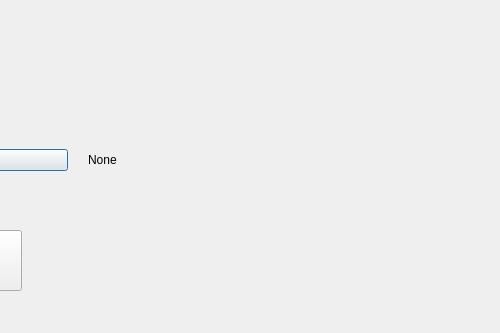
This is reco_carte.ui in Electrom500/Quadrimon as Qt 5 draws it before an edit; both pictures show x 659 to 1159 and y 380 to 713 of the 1159 by 713 pixel window. The edited form follows.
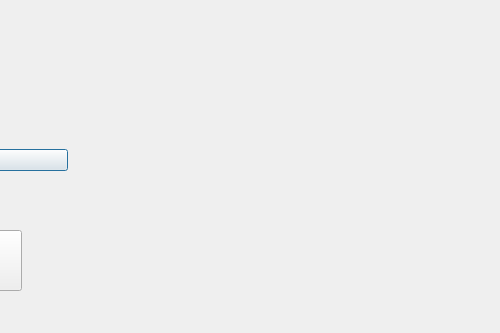
This is the edited form.

```diff
--- a/reco_carte.ui
+++ b/reco_carte.ui
@@ -63,7 +63,7 @@
     <item row="1" column="2">
      <widget class="QLabel" name="nom_carte_label">
       <property name="text">
-       <string>None</string>
+       <string/>
       </property>
      </widget>
     </item>
```
Left out of the diff: 13 changed lines with no effect on the pictures.
